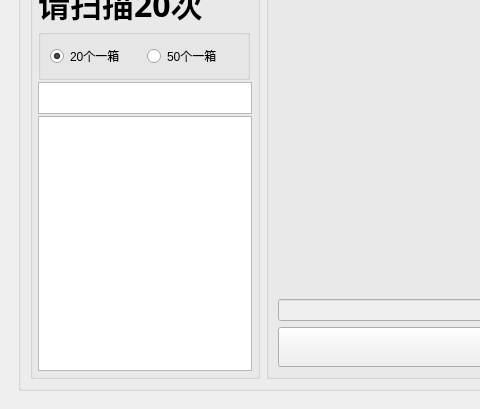
This is mainwindow.ui in weiqifa0/macprint as Qt 5 draws it before an edit; both pictures show x 0 to 480 and y 90 to 499 of the 762 by 499 pixel window. The edited form follows.
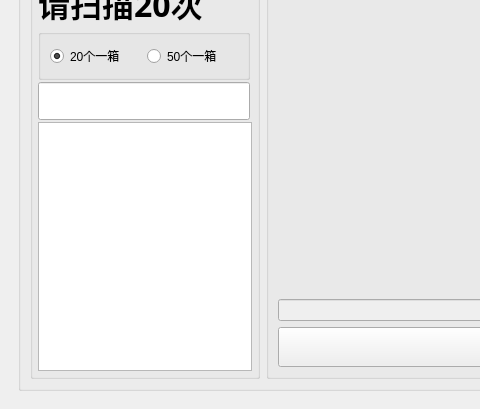
This is the edited form.

Commit message: [问题描述]:修改控件 [评审人]:韦启发 	modified:   mainwindow.cpp 	modified:   mainwindow.h 	modified:   mainwindow.ui

```diff
--- a/mainwindow.ui
+++ b/mainwindow.ui
@@ -99,77 +99,6 @@
                 <property name="spacing">
                  <number>2</number>
                 </property>
-                <item row="0" column="1">
-                 <widget class="QLabel" name="label">
-                  <property name="sizePolicy">
-                   <sizepolicy hsizetype="Expanding" vsizetype="Preferred">
-                    <horstretch>0</horstretch>
-                    <verstretch>0</verstretch>
-                   </sizepolicy>
-                  </property>
-                  <property name="font">
-                   <font>
-                    <family>微软雅黑</family>
-                    <pointsize>24</pointsize>
-                    <weight>75</weight>
-                    <bold>true</bold>
-                   </font>
-                  </property>
-                  <property name="text">
-                   <string>请扫描20次</string>
-                  </property>
-                 </widget>
-                </item>
-                <item row="2" column="1" colspan="2">
-                 <widget class="QTextEdit" name="textEdit">
-                  <property name="sizePolicy">
-                   <sizepolicy hsizetype="Expanding" vsizetype="Minimum">
-                    <horstretch>0</horstretch>
-                    <verstretch>0</verstretch>
-                   </sizepolicy>
-                  </property>
-                  <property name="minimumSize">
-                   <size>
-                    <width>0</width>
-                    <height>12</height>
-                   </size>
-                  </property>
-                  <property name="maximumSize">
-                   <size>
-                    <width>16777215</width>
-                    <height>32</height>
-                   </size>
-                  </property>
-                  <property name="font">
-                   <font>
-                    <family>微软雅黑</family>
-                    <pointsize>18</pointsize>
-                    <weight>75</weight>
-                    <bold>true</bold>
-                   </font>
-                  </property>
-                  <property name="html">
-                   <string>&lt;!DOCTYPE HTML PUBLIC &quot;-//W3C//DTD HTML 4.0//EN&quot; &quot;http://www.w3.org/TR/REC-html40/strict.dtd&quot;&gt;
-&lt;html&gt;&lt;head&gt;&lt;meta name=&quot;qrichtext&quot; content=&quot;1&quot; /&gt;&lt;style type=&quot;text/css&quot;&gt;
-p, li { white-space: pre-wrap; }
-&lt;/style&gt;&lt;/head&gt;&lt;body style=&quot; font-family:'微软雅黑'; font-size:18pt; font-weight:600; font-style:normal;&quot;&gt;
-&lt;p style=&quot;-qt-paragraph-type:empty; margin-top:0px; margin-bottom:0px; margin-left:0px; margin-right:0px; -qt-block-indent:0; text-indent:0px; font-family:'SimSun'; font-size:9pt; font-weight:400;&quot;&gt;&lt;br /&gt;&lt;/p&gt;&lt;/body&gt;&lt;/html&gt;</string>
-                  </property>
-                 </widget>
-                </item>
-                <item row="5" column="1" colspan="2">
-                 <widget class="QPlainTextEdit" name="plainTextEdit">
-                  <property name="enabled">
-                   <bool>true</bool>
-                  </property>
-                  <property name="font">
-                   <font>
-                    <family>微软雅黑</family>
-                    <pointsize>24</pointsize>
-                   </font>
-                  </property>
-                 </widget>
-                </item>
                 <item row="1" column="1">
                  <widget class="QGroupBox" name="groupBox_2">
                   <property name="sizePolicy">
@@ -202,6 +131,64 @@
                   </layout>
                  </widget>
                 </item>
+                <item row="2" column="1">
+                 <widget class="QLineEdit" name="lineEdit">
+                  <property name="font">
+                   <font>
+                    <family>微软雅黑</family>
+                    <pointsize>16</pointsize>
+                    <weight>75</weight>
+                    <bold>true</bold>
+                   </font>
+                  </property>
+                 </widget>
+                </item>
+                <item row="0" column="1">
+                 <widget class="QLabel" name="label">
+                  <property name="sizePolicy">
+                   <sizepolicy hsizetype="Expanding" vsizetype="Preferred">
+                    <horstretch>0</horstretch>
+                    <verstretch>0</verstretch>
+                   </sizepolicy>
+                  </property>
+                  <property name="font">
+                   <font>
+                    <family>微软雅黑</family>
+                    <pointsize>24</pointsize>
+                    <weight>75</weight>
+                    <bold>true</bold>
+                   </font>
+                  </property>
+                  <property name="text">
+                   <string>请扫描20次</string>
+                  </property>
+                 </widget>
+                </item>
+                <item row="5" column="1" colspan="2">
+                 <widget class="QPlainTextEdit" name="plainTextEdit">
+                  <property name="enabled">
+                   <bool>true</bool>
+                  </property>
+                  <property name="sizePolicy">
+                   <sizepolicy hsizetype="Expanding" vsizetype="Expanding">
+                    <horstretch>0</horstretch>
+                    <verstretch>0</verstretch>
+                   </sizepolicy>
+                  </property>
+                  <property name="minimumSize">
+                   <size>
+                    <width>0</width>
+                    <height>0</height>
+                   </size>
+                  </property>
+                  <property name="font">
+                   <font>
+                    <family>宋体</family>
+                    <pointsize>9</pointsize>
+                   </font>
+                  </property>
+                 </widget>
+                </item>
                </layout>
               </widget>
              </item>
```
The commit also changes 2 other files.
